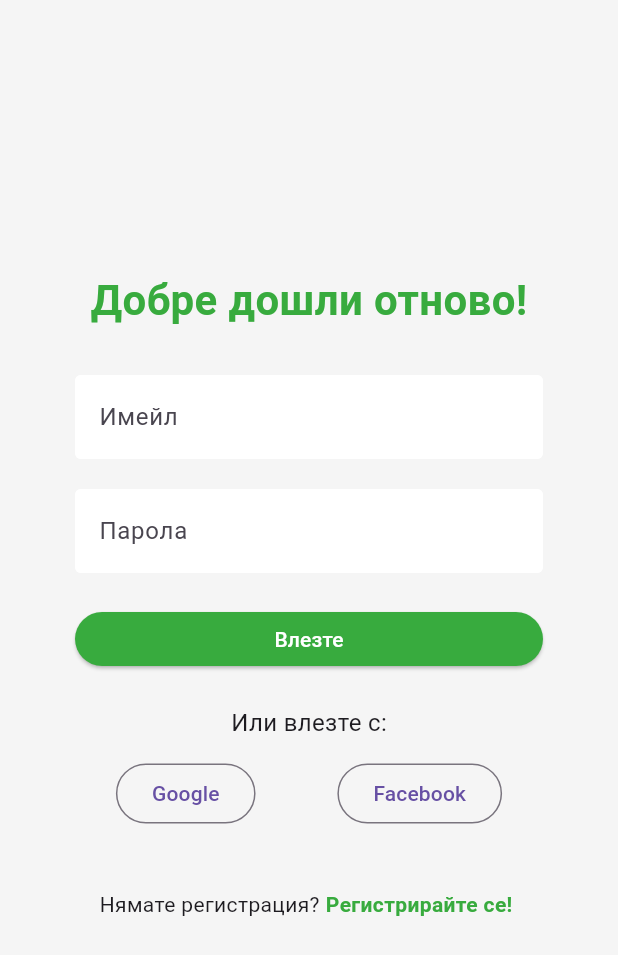
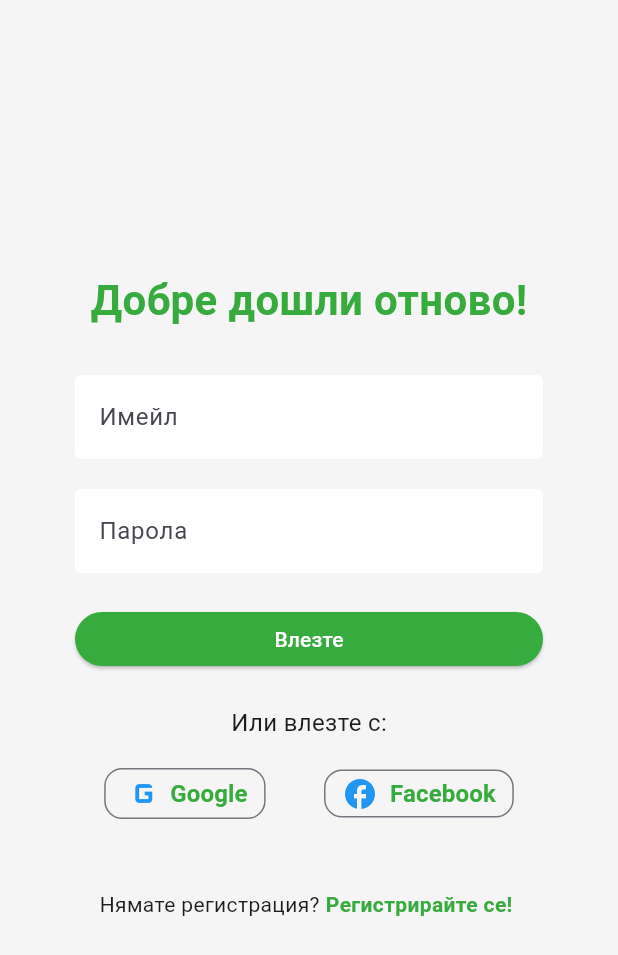
Before and after one commit to ZvezdiPro/Volunteer-Varna, a Flutter app: the screen it shows after launch, on a phone screen of 412 x 824 dp. Shown: the top 955 px of the screen. Run offline on Flutter 3.47's test engine with Material 3 defaults, Android fonts, the phone set to English and light mode, and no system bars; our stand-ins replace firebase_auth, firebase_core, flutter_spinkit; accounts and stored records are empty.

Commit message:
Added SocialButton
Social button comprises an icon and a text, returns an OutlinedButton to use as an sign-in option

```diff
--- a/lib/screens/authenticate/sign-in.dart
+++ b/lib/screens/authenticate/sign-in.dart
@@ -3,6 +3,7 @@ import 'package:volunteer_app/services/authenticate.dart';
 import 'package:volunteer_app/shared/colors.dart';
 import 'package:volunteer_app/shared/constants.dart';
 import 'package:volunteer_app/shared/loading.dart';
+import 'package:volunteer_app/widgets/social_button.dart';
 
 class SignIn extends StatefulWidget {
   // const SignIn({super.key});
@@ -124,19 +125,24 @@ class _SignInState extends State<SignIn> {
                 SizedBox(height: 12.0),
 
                 // Sign-in with Google or Facebook
-                // Need to add icons, style
+                // TODO - Add Logic
                 Row(
                   mainAxisAlignment: MainAxisAlignment.spaceAround,
                   children: [
-                    OutlinedButton(
-                      // Login with Google
-                      onPressed: () {},
-                      child: Text('Google'),
+                    SocialButton(
+                      label: 'Google',
+                      icon: const Icon(Icons.g_mobiledata, size: 30, color: blueSecondary),
+                      onPressed: () {
+                        // !!! TODO: Add Google Login Logic
+                      },
                     ),
-                    OutlinedButton(
-                      onPressed: () {},
-                      child: Text('Facebook')
-                    )
+                    SocialButton(
+                      label: 'Facebook',
+                      icon: const Icon(Icons.facebook, size: 24, color: blueSecondary),
+                      onPressed: () {
+                        // !!! TODO: Add Facebook Login Logic
+                      },
+                    ),
                   ],
                 ),
 
--- /dev/null
+++ b/lib/widgets/social_button.dart
@@ -0,0 +1,68 @@
+import 'package:flutter/material.dart';
+import 'package:volunteer_app/shared/colors.dart';
+
+// const ButtonStyle socialButtonStyle = ButtonStyle(
+//   side: WidgetStatePropertyAll(
+//     BorderSide(color: accentAmber, width: 1)
+//   ),
+//   minimumSize: WidgetStatePropertyAll(
+//     Size(double.infinity, 50)
+//   ),
+//   shape: WidgetStatePropertyAll(
+//     RoundedRectangleBorder(
+//       borderRadius: BorderRadius.all(Radius.circular(8.0)),
+//     )
+//   ),
+//   padding: WidgetStatePropertyAll(
+//     EdgeInsets.symmetric(vertical: 12.0)
+//   ),
+// );
+
+class SocialButton extends StatelessWidget {
+  final String label;
+  final Widget icon;
+  final VoidCallback onPressed;
+
+  const SocialButton({
+    required this.label,
+    required this.icon,
+    required this.onPressed,
+  });
+
+  @override
+  Widget build(BuildContext context) {
+    return OutlinedButton(
+      onPressed: onPressed,
+      style: OutlinedButton.styleFrom(
+        backgroundColor: Colors.grey[100],
+          foregroundColor: Colors.white,
+          minimumSize: Size(60, 32),
+          shape: RoundedRectangleBorder(
+          borderRadius: BorderRadius.circular(12.0),
+          ),
+          padding: EdgeInsets.fromLTRB(12, 2, 12, 2),
+      ),
+      child: Row(
+        mainAxisAlignment: MainAxisAlignment.center,
+        children: <Widget>[
+          SizedBox(
+          width: 24.0,
+          child: Align(
+            alignment: Alignment.centerRight,
+            child: icon,
+            ),
+          ),
+          const SizedBox(width: 8.0),
+          Text(
+            label,
+            style: const TextStyle(
+              color: greenPrimary,
+              fontSize: 16,
+              fontWeight: FontWeight.bold,
+            ),
+          ),
+        ],
+      ),
+    );
+  }
+}
```
